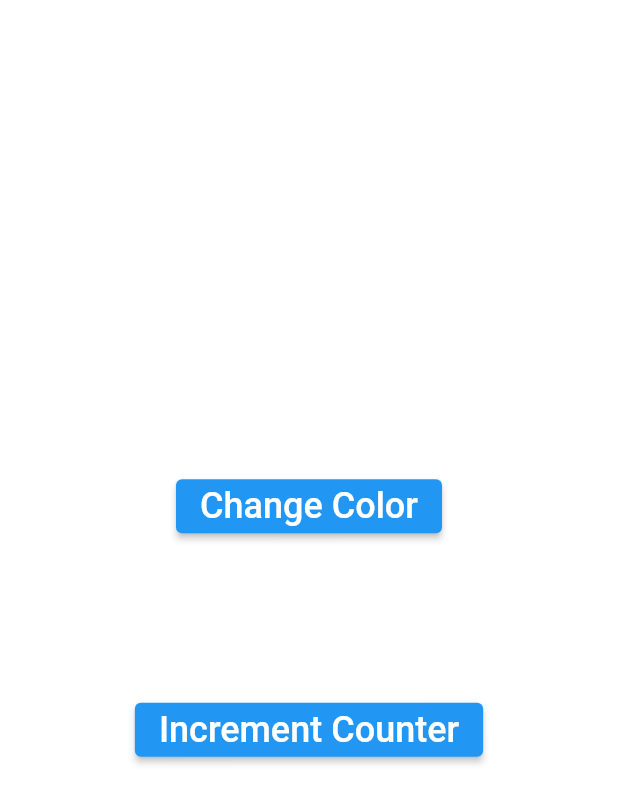
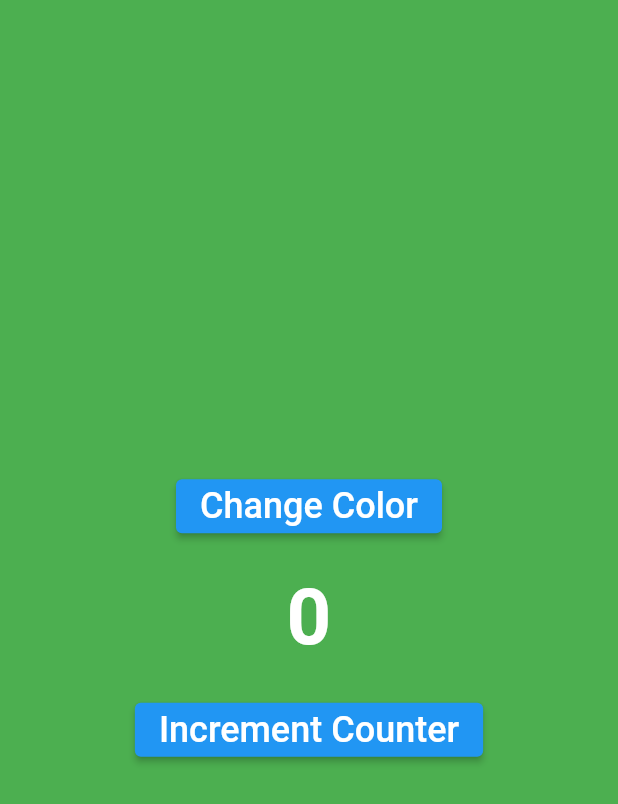
Before and after one commit to Chethan-170/flutter_bloc_example, a Flutter app: the screen it shows after launch, after a tap on "Change Color", on a phone screen of 412 x 824 dp. Shown: the top 804 px of the screen. Run offline on Flutter 3.47's test engine with Material 2 defaults, Android fonts, the phone set to English and light mode, and no system bars; our stand-ins replace bloc, equatable, flutter_bloc.

Commit message:
bloc2bloc communication using bloc listener

```diff
--- a/lib/app.dart
+++ b/lib/app.dart
@@ -1,7 +1,17 @@
+import 'package:bloc_tutorial/blocs/color/color_bloc.dart';
+import 'package:bloc_tutorial/blocs/counter/counter_bloc.dart';
 import 'package:flutter/material.dart';
+import 'package:flutter_bloc/flutter_bloc.dart';
 
-class App extends StatelessWidget {
-  const App({super.key});
+class App extends StatefulWidget {
+  App({Key? key}) : super(key: key);
+
+  @override
+  State<App> createState() => _AppState();
+}
+
+class _AppState extends State<App> {
+  int incrementSize = 1;
 
   @override
   Widget build(BuildContext context) {
@@ -11,8 +21,23 @@ class App extends StatelessWidget {
       theme: ThemeData(
         primarySwatch: Colors.blue,
       ),
-      home: Scaffold(
-        backgroundColor: Colors.white,
+      home: BlocListener<ColorBloc, ColorState>(
+        listener: (context, state) {
+          if (state.color == Colors.red) {
+            incrementSize = 1;
+          } else if (state.color == Colors.green) {
+            incrementSize = 10;
+          } else if (state.color == Colors.blue) {
+            incrementSize = 100;
+          } else if (state.color == Colors.black) {
+            incrementSize = -100;
+            context
+                .read<CounterBloc>()
+                .add(IncrementCounterEvent(incrementSize: incrementSize));
+          }
+        },
+        child: Scaffold(
+          backgroundColor: context.watch<ColorBloc>().state.color,
           body: Center(
             child: Column(
               mainAxisAlignment: MainAxisAlignment.center,
@@ -22,11 +47,13 @@ class App extends StatelessWidget {
                     'Change Color',
                     style: TextStyle(fontSize: 24.0),
                   ),
-                onPressed: () {},
+                  onPressed: () {
+                    context.read<ColorBloc>().add(ChangeColorEvent());
+                  },
                 ),
                 SizedBox(height: 20.0),
                 Text(
-                "0",
+                  "${context.select((CounterBloc value) => value.state.counter)}",
                   style: TextStyle(
                     fontSize: 52.0,
                     fontWeight: FontWeight.bold,
@@ -39,9 +66,13 @@ class App extends StatelessWidget {
                     'Increment Counter',
                     style: TextStyle(fontSize: 24.0),
                   ),
-                onPressed: () {},
+                  onPressed: () {
+                    context.read<CounterBloc>().add(
+                        IncrementCounterEvent(incrementSize: incrementSize));
+                  },
                 ),
               ],
+            ),
           ),
         ),
       ),
--- /dev/null
+++ b/lib/blocs/color/color_bloc.dart
@@ -0,0 +1,24 @@
+import 'package:bloc/bloc.dart';
+import 'package:equatable/equatable.dart';
+import 'package:flutter/material.dart';
+
+part 'color_event.dart';
+part 'color_state.dart';
+
+class ColorBloc extends Bloc<ColorEvent, ColorState> {
+  ColorBloc() : super(ColorState.initial()) {
+    on<ChangeColorEvent>(_changeColor);
+  }
+
+  void _changeColor(ChangeColorEvent evt, Emitter<ColorState> emit) {
+    if (state.color == Colors.red) {
+      emit(state.copyWith(color: Colors.green));
+    } else if (state.color == Colors.green) {
+      emit(state.copyWith(color: Colors.blue));
+    } else if (state.color == Colors.blue) {
+      emit(state.copyWith(color: Colors.black));
+    } else {
+      emit(state.copyWith(color: Colors.red));
+    }
+  }
+}
--- /dev/null
+++ b/lib/blocs/color/color_event.dart
@@ -0,0 +1,10 @@
+part of 'color_bloc.dart';
+
+abstract class ColorEvent extends Equatable {
+  const ColorEvent();
+
+  @override
+  List<Object> get props => [];
+}
+
+class ChangeColorEvent extends ColorEvent {}
--- /dev/null
+++ b/lib/blocs/color/color_state.dart
@@ -0,0 +1,18 @@
+part of 'color_bloc.dart';
+
+class ColorState extends Equatable {
+  final Color color;
+
+  ColorState({required this.color});
+
+  factory ColorState.initial() {
+    return ColorState(color: Colors.red);
+  }
+
+  ColorState copyWith({Color? color}) {
+    return ColorState(color: color ?? this.color);
+  }
+
+  @override
+  List<Object?> get props => [color];
+}
--- /dev/null
+++ b/lib/blocs/counter/counter_bloc.dart
@@ -0,0 +1,16 @@
+import 'package:bloc/bloc.dart';
+import 'package:equatable/equatable.dart';
+
+part 'counter_event.dart';
+part 'counter_state.dart';
+
+class CounterBloc extends Bloc<CounterEvent, CounterState> {
+  CounterBloc() : super(CounterState.initial()) {
+    on<IncrementCounterEvent>(_incrementCounter);
+  }
+
+  void _incrementCounter(
+      IncrementCounterEvent event, Emitter<CounterState> emit) {
+    emit(state.copyWith(counter: state.counter + event.incrementSize));
+  }
+}
--- /dev/null
+++ b/lib/blocs/counter/counter_event.dart
@@ -0,0 +1,14 @@
+part of 'counter_bloc.dart';
+
+abstract class CounterEvent extends Equatable {
+  const CounterEvent();
+
+  @override
+  List<Object> get props => [];
+}
+
+class IncrementCounterEvent extends CounterEvent {
+  final int incrementSize;
+
+  IncrementCounterEvent({required this.incrementSize});
+}
--- /dev/null
+++ b/lib/blocs/counter/counter_state.dart
@@ -0,0 +1,19 @@
+part of 'counter_bloc.dart';
+
+class CounterState extends Equatable {
+  final int counter;
+
+  CounterState({required this.counter});
+
+  factory CounterState.initial() {
+    return CounterState(counter: 0);
+  }
+
+  CounterState copyWith({int? counter}) {
+    return CounterState(counter: counter ?? this.counter);
+  }
+
+  @override
+  // TODO: implement props
+  List<Object?> get props => [counter];
+}
--- a/lib/main.dart
+++ b/lib/main.dart
@@ -1,8 +1,17 @@
 import 'package:bloc_tutorial/app.dart';
+import 'package:bloc_tutorial/blocs/color/color_bloc.dart';
+import 'package:bloc_tutorial/blocs/counter/counter_bloc.dart';
 import 'package:flutter/material.dart';
+import 'package:flutter_bloc/flutter_bloc.dart';
 
 void main() {
-  runApp(
-    App(),
-  );
+  runApp(MultiBlocProvider(
+    providers: [
+      BlocProvider(
+        create: (context) => ColorBloc(),
+      ),
+      BlocProvider(create: (context) => CounterBloc())
+    ],
+    child: App(),
+  ));
 }
```
Lines whose indentation alone changed are shown as unchanged.
